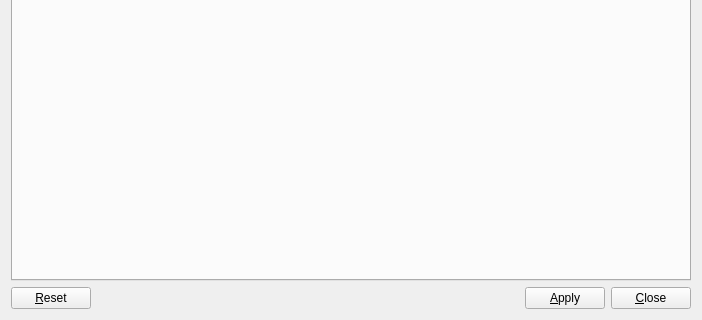
Old version of the form nxselector/ui/selector.ui in the repository nexdatas/nxselector; both pictures show x 0 to 702 and y 317 to 637 of the 702 by 637 pixel window.
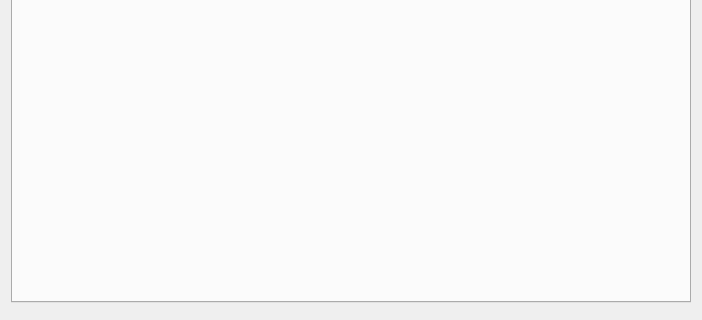
New version of the form.

Patch:
```diff
--- a/nxselector/ui/selector.ui
+++ b/nxselector/ui/selector.ui
@@ -1042,95 +1042,11 @@
     </layout>
    </item>
    <item row="1" column="0">
-    <layout class="QHBoxLayout" name="buttonHorizontalLayout">
-     <property name="sizeConstraint">
-      <enum>QLayout::SetMinimumSize</enum>
+    <widget class="QDialogButtonBox" name="buttonBox">
+     <property name="standardButtons">
+      <set>QDialogButtonBox::NoButton</set>
      </property>
-     <item>
-      <widget class="QPushButton" name="resetPushButton">
-       <property name="sizePolicy">
-        <sizepolicy hsizetype="Maximum" vsizetype="Fixed">
-         <horstretch>0</horstretch>
-         <verstretch>0</verstretch>
-        </sizepolicy>
-       </property>
-       <property name="text">
-        <string>&amp;Reset</string>
-       </property>
-      </widget>
-     </item>
-     <item>
-      <spacer name="lslHorizontalSpacer">
-       <property name="orientation">
-        <enum>Qt::Horizontal</enum>
-       </property>
-       <property name="sizeType">
-        <enum>QSizePolicy::Maximum</enum>
-       </property>
-       <property name="sizeHint" stdset="0">
-        <size>
-         <width>40</width>
-         <height>20</height>
-        </size>
-       </property>
-      </spacer>
-     </item>
-     <item>
-      <widget class="QLabel" name="statusLabel">
-       <property name="sizePolicy">
-        <sizepolicy hsizetype="Expanding" vsizetype="Preferred">
-         <horstretch>0</horstretch>
-         <verstretch>0</verstretch>
-        </sizepolicy>
-       </property>
-       <property name="text">
-        <string/>
-       </property>
-      </widget>
-     </item>
-     <item>
-      <spacer name="rslHorizontalSpacer">
-       <property name="orientation">
-        <enum>Qt::Horizontal</enum>
-       </property>
-       <property name="sizeType">
-        <enum>QSizePolicy::Maximum</enum>
-       </property>
-       <property name="sizeHint" stdset="0">
-        <size>
-         <width>40</width>
-         <height>20</height>
-        </size>
-       </property>
-      </spacer>
-     </item>
-     <item>
-      <widget class="QPushButton" name="applyPushButton">
-       <property name="sizePolicy">
-        <sizepolicy hsizetype="Maximum" vsizetype="Fixed">
-         <horstretch>0</horstretch>
-         <verstretch>0</verstretch>
-        </sizepolicy>
-       </property>
-       <property name="text">
-        <string>&amp;Apply</string>
-       </property>
-      </widget>
-     </item>
-     <item>
-      <widget class="QPushButton" name="closePushButton">
-       <property name="sizePolicy">
-        <sizepolicy hsizetype="Maximum" vsizetype="Fixed">
-         <horstretch>0</horstretch>
-         <verstretch>0</verstretch>
-        </sizepolicy>
-       </property>
-       <property name="text">
-        <string>&amp;Close</string>
-       </property>
-      </widget>
-     </item>
-    </layout>
+    </widget>
    </item>
   </layout>
  </widget>
```
